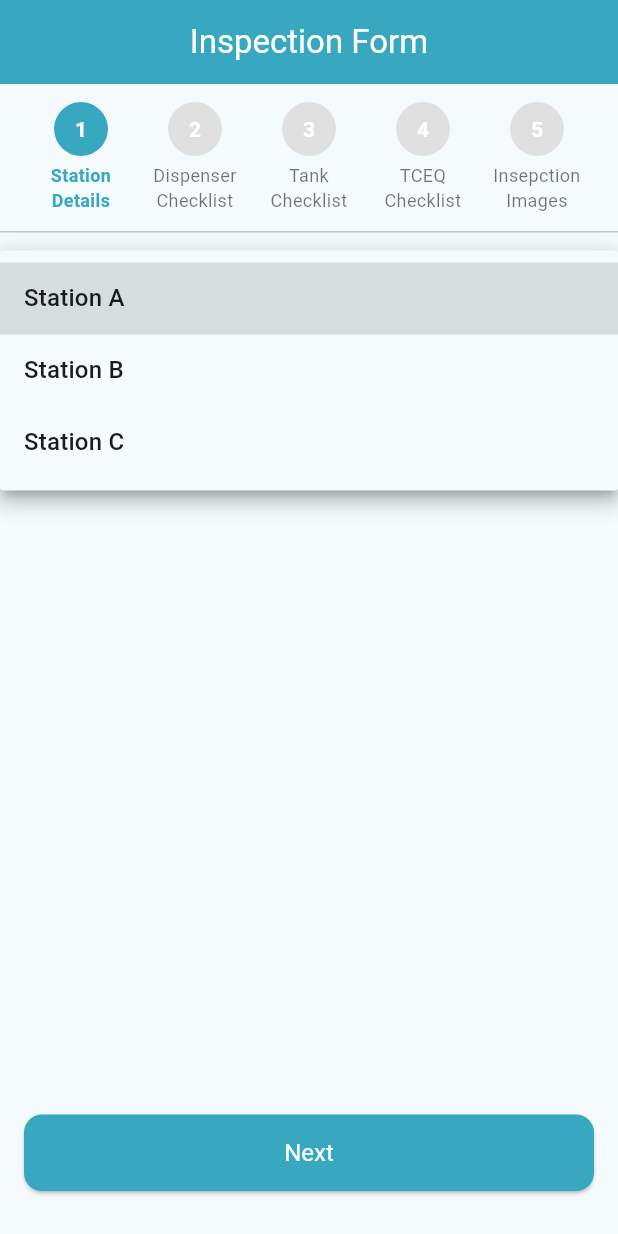
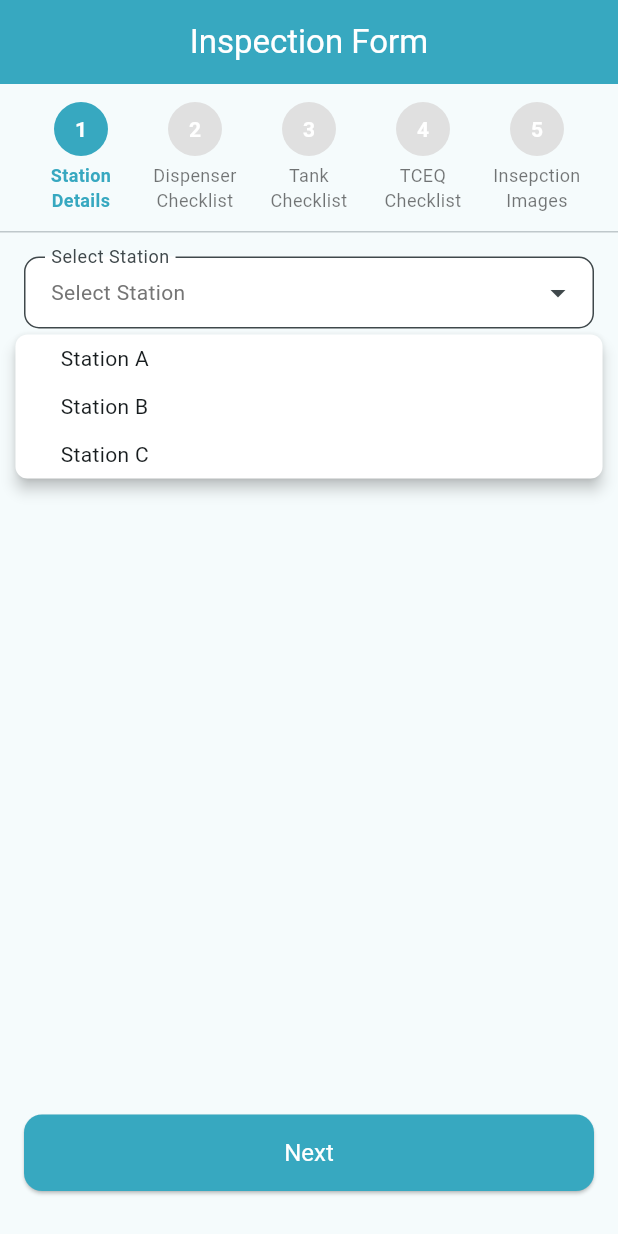
Before and after one commit to kvjoshi/tiq-service-by-team, a Flutter app: the InspectionFormScreen screen opened directly, after a tap on "Select Station", on a phone screen of 412 x 824 dp. Run offline on Flutter 3.47's test engine with Material 3 defaults, Android fonts, the phone set to English and light mode, and no system bars; our stand-ins replace flutter_secure_storage, image_picker, pdf, permission_handler, printing, shared_preferences; accounts and stored records are empty; project files that could hold a hidden picture were left out.

Commit message:
chore: created custom dropdown for select station in inspection

```diff
--- a/lib/screens/station_form_screen.dart
+++ b/lib/screens/station_form_screen.dart
@@ -2,6 +2,7 @@ import 'dart:io';
 import 'package:flutter/material.dart';
 import 'package:image_picker/image_picker.dart';
 import 'package:intl/intl.dart';
+import '../widgets/custom_dropdown.dart';
 
 void main() {
   runApp(
@@ -118,14 +119,19 @@ class _InspectionFormScreenState extends State<InspectionFormScreen> {
     return Column(
       crossAxisAlignment: CrossAxisAlignment.start,
       children: [
-        DropdownButtonFormField<String>(
-          value: _selectedStation,
-          hint: const Text('Select Station'),
-          items: _stations
-              .map((s) => DropdownMenuItem(value: s, child: Text(s)))
-              .toList(),
-          onChanged: (val) => setState(() => _selectedStation = val),
-          validator: (val) => val == null ? 'Please select a station' : null,
+        SizedBox(
+          width: double.infinity, // full width trigger
+          child: CustomDropdown(
+            items: _stations,
+            selectedValue: _selectedStation,
+            popupWidth:
+                MediaQuery.of(context).size.width * 0.95, // 95% of screen width
+            onChanged: (val) {
+              setState(() {
+                _selectedStation = val;
+              });
+            },
+          ),
         ),
         const SizedBox(height: 16),
         TextField(
--- /dev/null
+++ b/lib/widgets/custom_dropdown.dart
@@ -0,0 +1,122 @@
+import 'package:flutter/material.dart';
+
+class CustomDropdown extends StatefulWidget {
+  final List<String> items;
+  final String? selectedValue;
+  final ValueChanged<String> onChanged;
+  final double popupWidth;
+
+  const CustomDropdown({
+    super.key,
+    required this.items,
+    required this.onChanged,
+    this.selectedValue,
+    this.popupWidth = 800,
+  });
+
+  @override
+  State<CustomDropdown> createState() => _CustomDropdownState();
+}
+
+class _CustomDropdownState extends State<CustomDropdown> {
+  final LayerLink _layerLink = LayerLink();
+  OverlayEntry? _overlayEntry;
+
+  void _toggleDropdown() {
+    if (_overlayEntry == null) {
+      _overlayEntry = _createOverlayEntry();
+      Overlay.of(context).insert(_overlayEntry!);
+    } else {
+      _overlayEntry?.remove();
+      _overlayEntry = null;
+    }
+  }
+
+  OverlayEntry _createOverlayEntry() {
+    final renderBox = context.findRenderObject() as RenderBox;
+    final size = renderBox.size;
+    final offset = renderBox.localToGlobal(Offset.zero);
+
+    return OverlayEntry(
+      builder: (context) => Positioned(
+        width: widget.popupWidth,
+        left:
+            offset.dx +
+            size.width / 2 -
+            widget.popupWidth / 2, // center under button
+        top: offset.dy + size.height + 4,
+        child: CompositedTransformFollower(
+          link: _layerLink,
+          offset: Offset(
+            -widget.popupWidth / 2 + size.width / 2,
+            size.height + 4,
+          ),
+          child: Material(
+            elevation: 4,
+            borderRadius: BorderRadius.circular(8),
+            color: Colors.white,
+            child: ConstrainedBox(
+              constraints: const BoxConstraints(maxHeight: 240),
+              child: ListView(
+                shrinkWrap: true,
+                padding: EdgeInsets.zero,
+                children: widget.items.map((item) {
+                  return InkWell(
+                    onTap: () {
+                      widget.onChanged(item);
+                      _toggleDropdown();
+                    },
+                    child: Container(
+                      padding: const EdgeInsets.symmetric(
+                        horizontal: 30,
+                        vertical: 6,
+                      ),
+                      child: Text(item),
+                    ),
+                  );
+                }).toList(),
+              ),
+            ),
+          ),
+        ),
+      ),
+    );
+  }
+
+  @override
+  void dispose() {
+    _overlayEntry?.remove();
+    super.dispose();
+  }
+
+  @override
+  Widget build(BuildContext context) {
+    return CompositedTransformTarget(
+      link: _layerLink,
+      child: GestureDetector(
+        onTap: _toggleDropdown,
+        child: InputDecorator(
+          decoration: InputDecoration(
+            labelText: 'Select Station',
+            border: OutlineInputBorder(borderRadius: BorderRadius.circular(10)),
+            contentPadding: const EdgeInsets.symmetric(
+              horizontal: 14,
+              vertical: 14,
+            ),
+            suffixIcon: const Icon(Icons.arrow_drop_down),
+            filled: true,
+            fillColor: Colors.white,
+          ),
+          child: Text(
+            widget.selectedValue ?? 'Select Station',
+            style: TextStyle(
+              color: widget.selectedValue == null
+                  ? Colors.grey[600]
+                  : Colors.black,
+            ),
+          ),
+        ),
+      ),
+    );
+  }
+}
```
Also changed, not shown: pubspec.lock.
